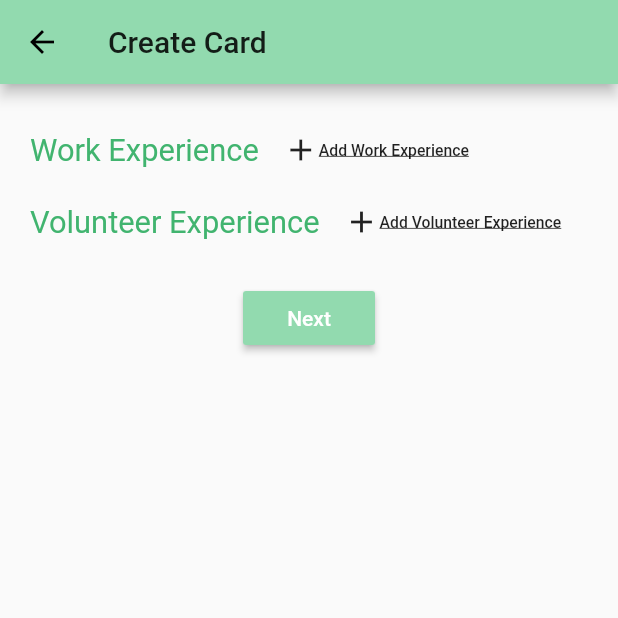
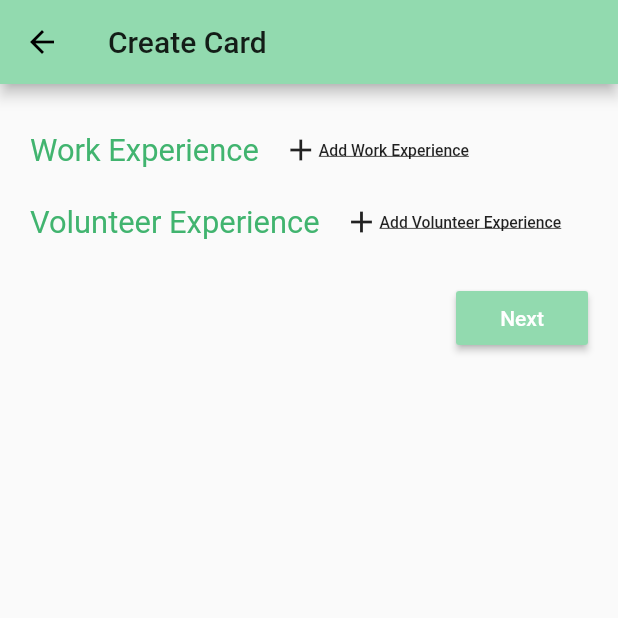
Before and after one commit to awarrier99/Digital-Trading-Cards, a Flutter app: the CreateAccount2 screen opened directly, on a phone screen of 412 x 824 dp, the top half of it. Run offline on Flutter 3.47's test engine with Material 2 defaults, Android fonts, the light colour scheme and no system bars.

Commit message:
#6 Fixed the position of next button
Fixed the position of a Next button on createaccount2 screen

```diff
--- a/src/ui/lib/screens/CreateAccount2.dart
+++ b/src/ui/lib/screens/CreateAccount2.dart
@@ -24,6 +24,7 @@ class CreateAccount2 extends StatelessWidget {
                   DynamicForm('Work Experience', ExperienceVolunteerInput()),
                   DynamicForm(
                       'Volunteer Experience', ExperienceVolunteerInput()),
+                  Row(mainAxisAlignment: MainAxisAlignment.end, children: [
                     Padding(
                       padding: const EdgeInsets.symmetric(vertical: 16.0),
                       child: RaisedButton(
@@ -35,6 +36,7 @@ class CreateAccount2 extends StatelessWidget {
                         },
                       ),
                     ),
+                  ]),
                 ],
               ),
             ),
```
Lines whose indentation alone changed are shown as unchanged.
